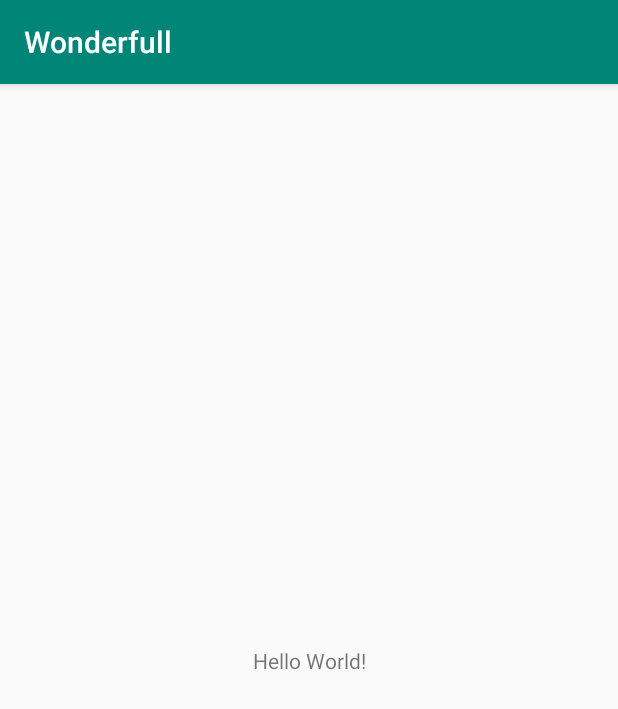
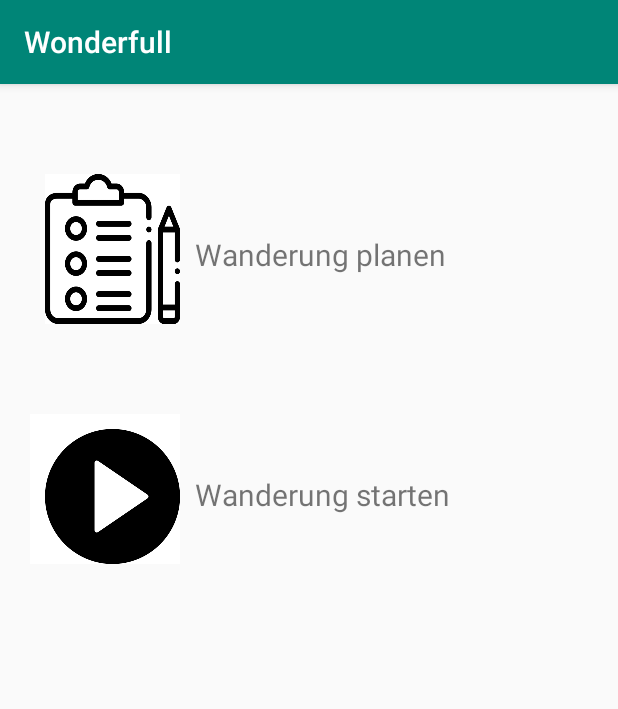
Before and after one commit to mad-lab-fau/Ferienakademie2019-Wonderfull, an Android app: the screen it shows after launch (MainActivity), on a phone screen of 412 x 824 dp. Shown: the top 709 px of the screen. Run offline under Robolectric (Android 15) with nearby library versions, the light colour scheme and no system bars.

Commit message:
designed startpage

```diff
--- a/App/app/src/main/java/de/ferienakademie/wonderfull/MainActivity.java
+++ b/App/app/src/main/java/de/ferienakademie/wonderfull/MainActivity.java
@@ -3,12 +3,31 @@ package de.ferienakademie.wonderfull;
 import androidx.appcompat.app.AppCompatActivity;
 
 import android.os.Bundle;
+import android.view.View;
+import android.widget.Button;
+import android.widget.EditText;
+import android.widget.ImageButton;
+import android.widget.TextView;
 
-public class MainActivity extends AppCompatActivity {
+public class MainActivity extends AppCompatActivity implements View.OnClickListener {
 
     @Override
     protected void onCreate(Bundle savedInstanceState) {
         super.onCreate(savedInstanceState);
         setContentView(R.layout.activity_main);
+
+        ImageButton playClick;
+        playClick = (ImageButton) findViewById(R.id.ImageButton_play);
+        playClick.setOnClickListener(this);
+    }
+
+    @Override
+    public void onClick(View view) {
+        switch (view.getId()) {
+
+            case R.id.ImageButton_play:
+                //code what should happen
+                break;
+        }
     }
 }
--- a/App/app/src/main/res/layout/activity_main.xml
+++ b/App/app/src/main/res/layout/activity_main.xml
@@ -7,12 +7,65 @@
     tools:context=".MainActivity">
 
     <TextView
+        android:id="@+id/textView"
         android:layout_width="wrap_content"
         android:layout_height="wrap_content"
-        android:text="Hello World!"
+        android:layout_marginStart="130dp"
+        android:layout_marginTop="100dp"
+        android:text="Wanderung planen"
+        android:textSize="20sp"
         app:layout_constraintBottom_toBottomOf="parent"
+        app:layout_constraintEnd_toEndOf="parent"
+        app:layout_constraintHorizontal_bias="0.0"
         app:layout_constraintLeft_toLeftOf="parent"
         app:layout_constraintRight_toRightOf="parent"
+        app:layout_constraintStart_toStartOf="parent"
+        app:layout_constraintTop_toTopOf="parent"
+        app:layout_constraintVertical_bias="0.0" />
+
+    <TextView
+        android:layout_width="wrap_content"
+        android:layout_height="wrap_content"
+        android:layout_marginStart="130dp"
+        android:layout_marginTop="260dp"
+        android:text="Wanderung starten"
+        android:textSize="20sp"
+        app:layout_constraintBottom_toBottomOf="parent"
+        app:layout_constraintEnd_toEndOf="parent"
+        app:layout_constraintHorizontal_bias="0.0"
+        app:layout_constraintLeft_toLeftOf="parent"
+        app:layout_constraintRight_toRightOf="parent"
+        app:layout_constraintStart_toStartOf="parent"
+        app:layout_constraintTop_toTopOf="parent"
+        app:layout_constraintVertical_bias="0.0" />
+
+
+    <ImageButton
+        android:id="@+id/ImageButton_organize"
+        android:layout_width="90dp"
+        android:layout_height="100dp"
+        android:layout_marginStart="30dp"
+        android:layout_marginTop="60dp"
+        android:background="#FFFFFF"
+        android:contentDescription="organize-button"
+        android:scaleType="fitXY"
+        android:src="@drawable/organize"
+        app:layout_constraintStart_toStartOf="parent"
+        app:layout_constraintTop_toTopOf="parent" />
+
+    <ImageButton
+        android:id="@+id/ImageButton_play"
+        android:layout_width="100dp"
+        android:layout_height="100dp"
+        android:layout_marginStart="20dp"
+        android:layout_marginTop="220dp"
+        android:background="#FFFFFF"
+        android:contentDescription="play-button"
+        android:paddingStart="10dp"
+        android:paddingTop="10dp"
+        android:scaleType="fitXY"
+        android:src="@drawable/play"
+        app:layout_constraintStart_toStartOf="parent"
         app:layout_constraintTop_toTopOf="parent" />
 
 </androidx.constraintlayout.widget.ConstraintLayout>
```
Also changed, not shown: 5 other files.
